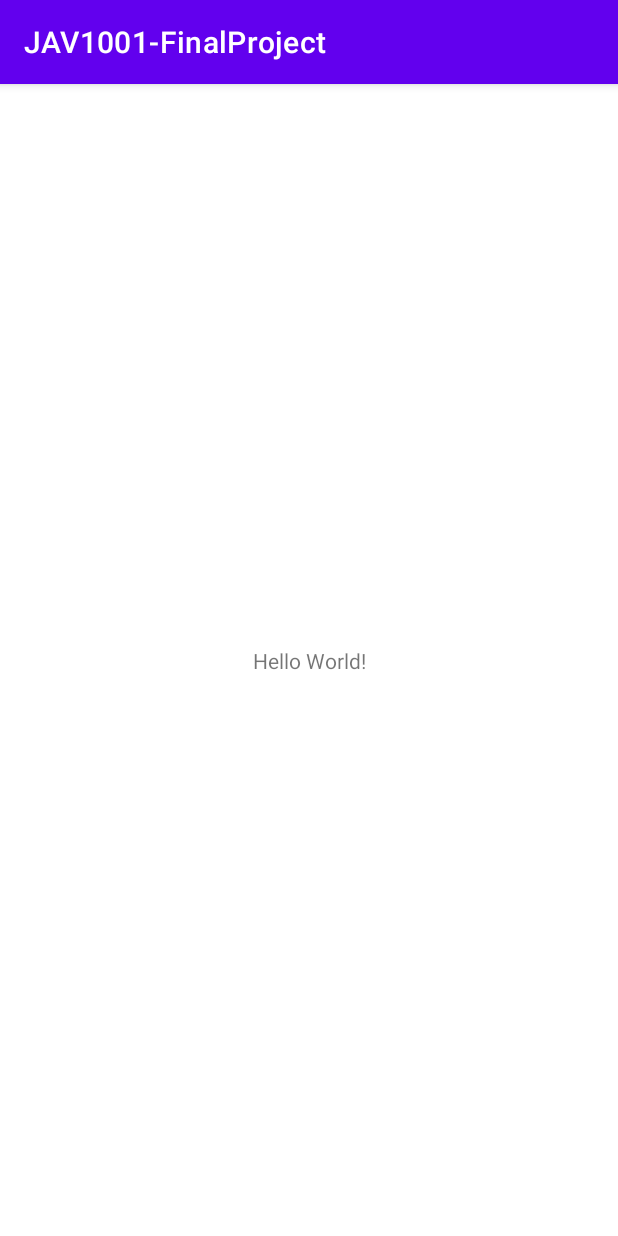
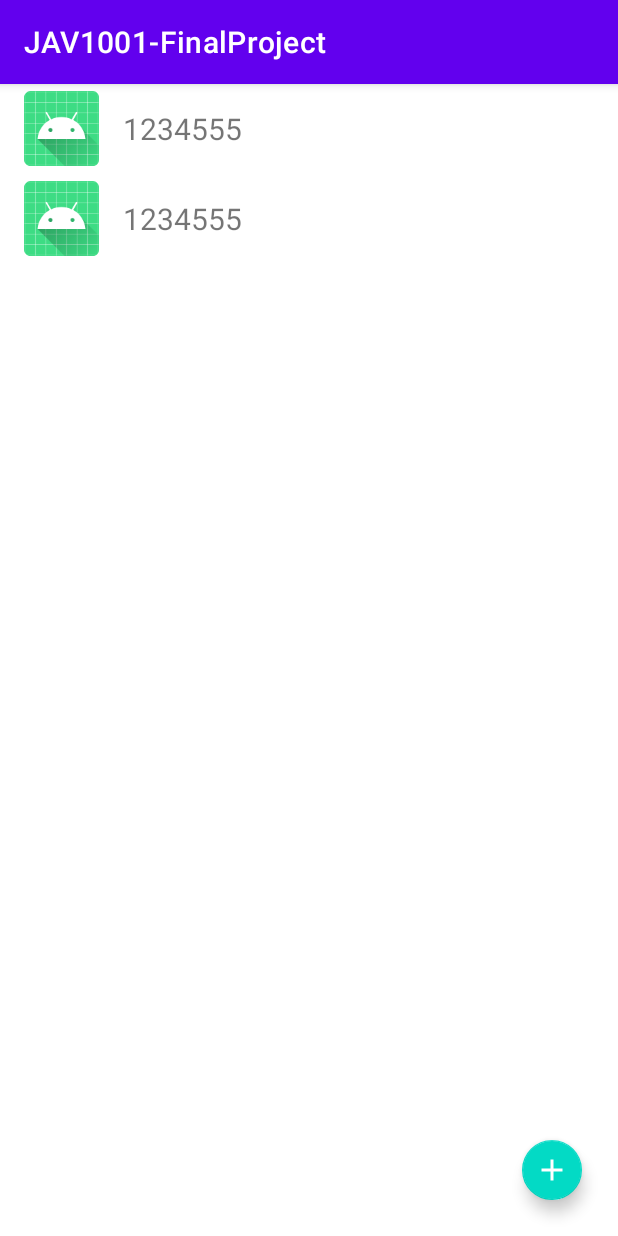
Before and after one commit to ryuzaki02/JAV1001-FinalProject, an Android app: the screen it shows after launch (MainActivity), on a phone screen of 412 x 824 dp. Run offline under Robolectric (Android 15) with nearby library versions, the phone set to English and light mode, and no system bars; libraries missing offline, so code that uses them is left out: com.amulyakhare.textdrawable; 2 statements that could not run were skipped.

Commit message:
- build.gradle 	- Changed structure and added dependencies 	- Added dependency for Jit pack and text drawable - settings.gradle 	- Commented Dependency Resolution Management - ContactModel 	- Created a model class for Contact - ContactsRecyclerViewAdapter 	- Created separate adapter class for Recycler view for contacts list - MainActivity 	- Added variables for recycler view, model array and adapter 	- Initialise local variables 	- Setup Recycler view - Added multiple xml files for icon purposes such as account, add, call, message, search - Created separate Recycler view item for contact to show in the list - Added a search menu xml for searching purpose

```diff
--- /dev/null
+++ b/app/src/main/java/com/cambrian/jav1001_finalproject/ContactModel.java
@@ -0,0 +1,37 @@
+package com.cambrian.jav1001_finalproject;
+
+public class ContactModel {
+    private String name;
+    private String number;
+    private String email;
+
+    public ContactModel(String name, String number, String email) {
+        this.name = name;
+        this.number = number;
+        this.email = email;
+    }
+
+    public String getName() {
+        return this.name;
+    }
+
+    public void setName(String name) {
+        this.name = name;
+    }
+
+    public String getNumber() {
+        return this.number;
+    }
+
+    public void setNumber(String number) {
+        this.number = number;
+    }
+
+    public String getEmail() {
+        return this.email;
+    }
+
+    public void setEmail(String email) {
+        this.email = email;
+    }
+}
--- /dev/null
+++ b/app/src/main/java/com/cambrian/jav1001_finalproject/ContactsRecyclerViewAdapter.java
@@ -0,0 +1,82 @@
+package com.cambrian.jav1001_finalproject;
+
+import android.content.Context;
+import android.graphics.Color;
+import android.view.LayoutInflater;
+import android.view.View;
+import android.view.ViewGroup;
+import android.widget.ImageView;
+import android.widget.TextView;
+
+import androidx.annotation.NonNull;
+import androidx.recyclerview.widget.RecyclerView;
+
+import com.amulyakhare.textdrawable.TextDrawable;
+
+import java.util.ArrayList;
+import java.util.Random;
+
+public class ContactsRecyclerViewAdapter extends RecyclerView.Adapter<ContactsRecyclerViewAdapter.ViewHolder> {
+
+    private Context context;
+    private ArrayList<ContactModel> contactModels;
+
+    public ContactsRecyclerViewAdapter(Context context, ArrayList<ContactModel> contactModels) {
+        this.context = context;
+        this.contactModels = contactModels;
+    }
+
+    @NonNull
+    @Override
+    public ContactsRecyclerViewAdapter.ViewHolder onCreateViewHolder(@NonNull ViewGroup parent, int viewType) {
+        return new ContactsRecyclerViewAdapter.ViewHolder(LayoutInflater.from(context).inflate(R.layout.contact_recycler_view_item, parent, false));
+    }
+
+    @Override
+    public void onBindViewHolder(@NonNull ContactsRecyclerViewAdapter.ViewHolder holder, int position) {
+        ContactModel model = contactModels.get(position);
+        holder.contactTextView.setText(model.getNumber());
+        Random rnd = new Random();
+        int color = Color.argb(255, rnd.nextInt(256), rnd.nextInt(256), rnd.nextInt(256));
+
+        // below text drawable is a circular.
+        TextDrawable textDrawable = TextDrawable.builder().beginConfig()
+                .width(100)  // width in px
+                .height(100) // height in px
+                .endConfig()
+                .buildRound(model.getName().substring(0, 1), color);
+        // setting image to our image view on below line.
+        holder.contactImageView.setImageDrawable(textDrawable);
+        // on below line we are adding on click listener to our item of recycler view.
+        holder.itemView.setOnClickListener(new View.OnClickListener() {
+            @Override
+            public void onClick(View v) {
+                // on below line we are opening a new activity and passing data to it.
+//                Intent i = new Intent(context, ContactDetailActivity.class);
+//                i.putExtra("name", modal.getUserName());
+//                i.putExtra("contact", modal.getContactNumber());
+//                // on below line we are starting a new activity,
+//                context.startActivity(i);
+            }
+        });
+    }
+
+    @Override
+    public int getItemCount() {
+        return contactModels.size();
+    }
+
+    public class ViewHolder extends RecyclerView.ViewHolder {
+        // on below line creating a variable
+        // for our image view and text view.
+        private ImageView contactImageView;
+        private TextView contactTextView;
+
+        public ViewHolder(@NonNull View itemView) {
+            super(itemView);
+            // initializing our image view and text view.
+            contactImageView = itemView.findViewById(R.id.idContactItemImageView);
+            contactTextView = itemView.findViewById(R.id.idContactItemTextView);
+        }
+    }
+}
--- a/app/src/main/java/com/cambrian/jav1001_finalproject/MainActivity.java
+++ b/app/src/main/java/com/cambrian/jav1001_finalproject/MainActivity.java
@@ -1,14 +1,36 @@
 package com.cambrian.jav1001_finalproject;
-
-import androidx.appcompat.app.AppCompatActivity;
 
 import android.os.Bundle;
 
+import androidx.appcompat.app.AppCompatActivity;
+import androidx.recyclerview.widget.LinearLayoutManager;
+import androidx.recyclerview.widget.RecyclerView;
+
+import java.util.ArrayList;
+
 public class MainActivity extends AppCompatActivity {
+
+    private ArrayList<ContactModel> contactModels;
+    private RecyclerView contactsRecyclerView;
+    private ContactsRecyclerViewAdapter contactsRecyclerViewAdapter;
 
     @Override
     protected void onCreate(Bundle savedInstanceState) {
         super.onCreate(savedInstanceState);
         setContentView(R.layout.activity_main);
+
+        contactModels = new ArrayList<ContactModel>();
+        contactModels.add(new ContactModel("Aman", "1234555", "a@a.com"));
+        contactModels.add(new ContactModel("Aman", "1234555", "a@a.com"));
+
+        contactsRecyclerView = findViewById(R.id.contactsRecyclerView);
+
+        setupContactsRecyclerView();
+    }
+
+    private void setupContactsRecyclerView() {
+        contactsRecyclerViewAdapter = new ContactsRecyclerViewAdapter(this, contactModels);
+        contactsRecyclerView.setLayoutManager(new LinearLayoutManager(this));
+        contactsRecyclerView.setAdapter(contactsRecyclerViewAdapter);
     }
 }
--- /dev/null
+++ b/app/src/main/res/drawable/ic_add.xml
@@ -0,0 +1,10 @@
+<vector xmlns:android="http://schemas.android.com/apk/res/android"
+    android:width="24dp"
+    android:height="24dp"
+    android:viewportWidth="24"
+    android:viewportHeight="24"
+    android:tint="?attr/colorControlNormal">
+  <path
+      android:fillColor="@android:color/white"
+      android:pathData="M19,13h-6v6h-2v-6H5v-2h6V5h2v6h6v2z"/>
+</vector>
--- /dev/null
+++ b/app/src/main/res/drawable/ic_search.xml
@@ -0,0 +1,5 @@
+<vector android:height="24dp" android:tint="#FFFFFF"
+    android:viewportHeight="24" android:viewportWidth="24"
+    android:width="24dp" xmlns:android="http://schemas.android.com/apk/res/android">
+    <path android:fillColor="@android:color/white" android:pathData="M15.5,14h-0.79l-0.28,-0.27C15.41,12.59 16,11.11 16,9.5 16,5.91 13.09,3 9.5,3S3,5.91 3,9.5 5.91,16 9.5,16c1.61,0 3.09,-0.59 4.23,-1.57l0.27,0.28v0.79l5,4.99L20.49,19l-4.99,-5zM9.5,14C7.01,14 5,11.99 5,9.5S7.01,5 9.5,5 14,7.01 14,9.5 11.99,14 9.5,14z"/>
+</vector>
--- a/app/src/main/res/layout/activity_main.xml
+++ b/app/src/main/res/layout/activity_main.xml
@@ -4,15 +4,25 @@
     xmlns:tools="http://schemas.android.com/tools"
     android:layout_width="match_parent"
     android:layout_height="match_parent"
+    android:orientation="vertical"
     tools:context=".MainActivity">
 
-    <TextView
+    <androidx.recyclerview.widget.RecyclerView
+        android:id="@+id/contactsRecyclerView"
+        android:layout_width="match_parent"
+        android:layout_height="match_parent"/>
+
+    <com.google.android.material.floatingactionbutton.FloatingActionButton
+        android:id="@+id/addContactButton"
         android:layout_width="wrap_content"
         android:layout_height="wrap_content"
-        android:text="Hello World!"
+        android:layout_alignParentEnd="true"
+        android:layout_alignParentBottom="true"
+        android:layout_margin="20dp"
+        android:src="@drawable/ic_add"
+        app:fabCustomSize="40dp"
+        app:tint="@color/white"
         app:layout_constraintBottom_toBottomOf="parent"
-        app:layout_constraintEnd_toEndOf="parent"
-        app:layout_constraintStart_toStartOf="parent"
-        app:layout_constraintTop_toTopOf="parent" />
+        app:layout_constraintRight_toRightOf="parent"/>
 
 </androidx.constraintlayout.widget.ConstraintLayout>
--- /dev/null
+++ b/app/src/main/res/layout/contact_recycler_view_item.xml
@@ -0,0 +1,34 @@
+<?xml version="1.0" encoding="utf-8"?>
+<androidx.constraintlayout.widget.ConstraintLayout xmlns:android="http://schemas.android.com/apk/res/android"
+    android:layout_width="match_parent"
+    android:layout_height="wrap_content"
+    xmlns:app="http://schemas.android.com/apk/res-auto">
+
+    <LinearLayout
+        android:id="@+id/idContactItemLinearLayout"
+        android:layout_width="match_parent"
+        android:layout_height="60dp"
+        android:gravity="center_vertical"
+        app:layout_constraintTop_toTopOf="parent"
+        app:layout_constraintLeft_toLeftOf="parent"
+        app:layout_constraintRight_toRightOf="parent">
+
+        <ImageView
+            android:id="@+id/idContactItemImageView"
+            android:layout_width="50dp"
+            android:layout_height="50dp"
+            android:layout_marginLeft="16dp"
+            android:src="@mipmap/ic_launcher"/>
+
+        <TextView
+            android:id="@+id/idContactItemTextView"
+            android:layout_width="wrap_content"
+            android:layout_height="wrap_content"
+            android:layout_marginLeft="16dp"
+            android:textSize="20dp"
+            android:text="Aman"/>
+
+    </LinearLayout>
+
+
+</androidx.constraintlayout.widget.ConstraintLayout>
```
Also changed, not shown: app/build.gradle (+9 -0 lines), app/src/main/res/drawable/ic_account.xml (added, +10 -0 lines), app/src/main/res/drawable/ic_call.xml (added, +10 -0 lines), app/src/main/res/drawable/ic_message.xml (added, +10 -0 lines), app/src/main/res/menu/search_menu.xml (added, +12 -0 lines), build.gradle (+23 -3 lines), settings.gradle (+21 -14 lines).
